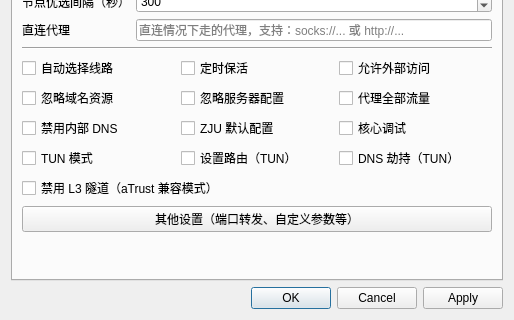
Old version of the form settingwindow/settingwindow.ui in the repository chenx-dust/EZ4Connect; both pictures show x 0 to 514 and y 258 to 578 of the 514 by 578 pixel window.
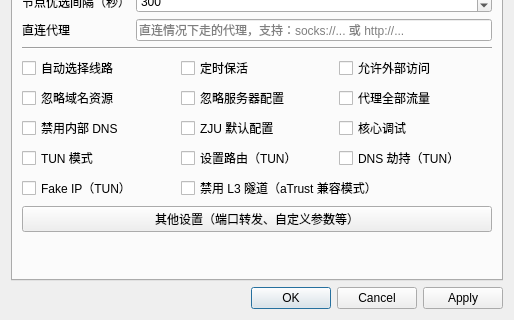
New version of the form. The open tabs and pages were chosen to show the change.

Commit message: feat: 支持 FakeIP

What changed in the file:
```diff
--- a/settingwindow/settingwindow.ui
+++ b/settingwindow/settingwindow.ui
@@ -632,7 +632,17 @@
            </property>
           </widget>
          </item>
-         <item row="4" column="0" colspan="3">
+         <item row="4" column="0">
+          <widget class="QCheckBox" name="fakeIPCheckBox">
+           <property name="toolTip">
+            <string>aTrust 协议 TUN 模式下有效</string>
+           </property>
+           <property name="text">
+            <string>Fake IP（TUN）</string>
+           </property>
+          </widget>
+         </item>
+         <item row="4" column="1" colspan="2">
           <widget class="QCheckBox" name="tcpTunnelModeCheckBox">
            <property name="text">
             <string>禁用 L3 隧道（aTrust 兼容模式）</string>
```
Left out of the diff: 16 changed lines with no effect on the pictures. The commit also changes 5 other files.
